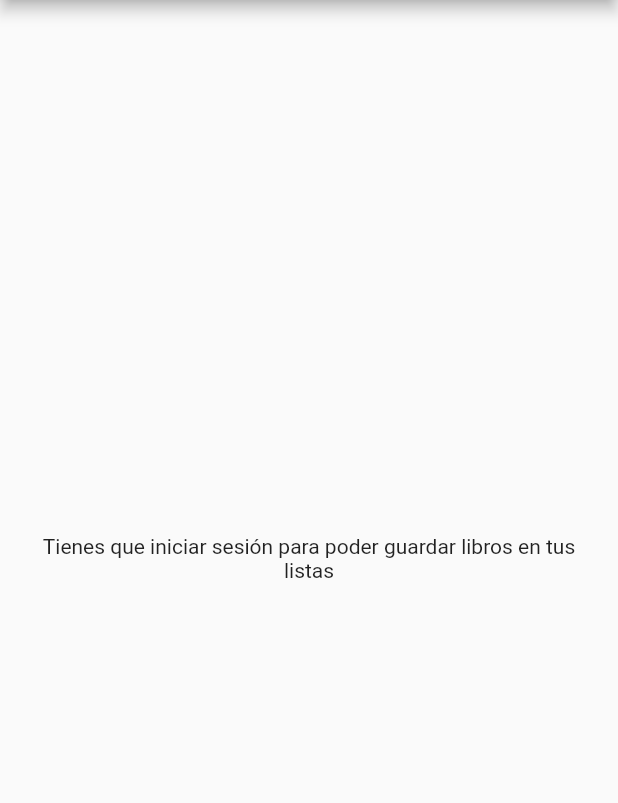
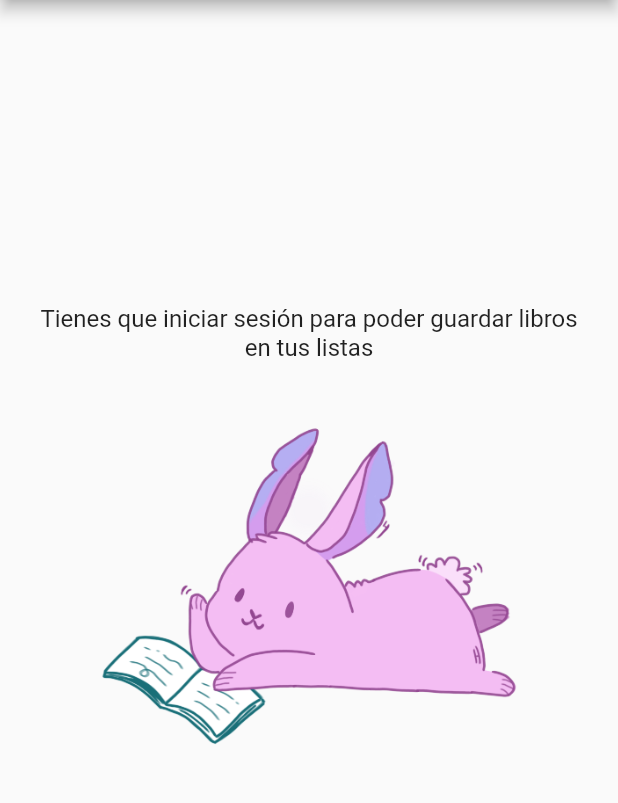
Before and after one commit to rodrigo-zamora/Libgloss, a Flutter app: the BookTracker screen opened by its route, on a phone screen of 412 x 824 dp, the part 120-923 px from its top. Run offline on Flutter 3.47's test engine with Material 2 defaults, Android fonts, the phone set to English and light mode, and no system bars; our stand-ins replace animated_text_kit, bloc, cached_network_image, cloud_firestore, equatable, firebase_auth and 10 more; missing offline and left inert: mobile_scanner; accounts and stored records are empty; network calls fail; project files that could hold a hidden picture were left out.

Commit message:
Added bunny for book tracker

```diff
--- a/libgloss/lib/screens/features/web_view.dart
+++ b/libgloss/lib/screens/features/web_view.dart
@@ -4,7 +4,7 @@ import 'dart:io';
 import 'package:flutter/material.dart';
 import 'package:flutter/services.dart';
 
-import 'package:share_plus/share_plus.dart';
+//import 'package:share_plus/share_plus.dart';
 import 'package:webview_flutter/webview_flutter.dart';
 
 import '../../config/colors.dart';
@@ -61,7 +61,7 @@ class _WebViewPageState extends State<WebViewPage> {
         backgroundColor: _secondaryColor,
         onPressed: () async {
           final String url = _args["url"];
-          Share.share(url);
+          //Share.share(url);
         },
         child: const Icon(Icons.share),
       ),
--- a/libgloss/lib/screens/tracker/book_tracker.dart
+++ b/libgloss/lib/screens/tracker/book_tracker.dart
@@ -96,10 +96,23 @@ class BookTracker extends StatelessWidget {
         ),
         body: Center(
           child: Padding(
-            padding: const EdgeInsets.all(24.0),
-            child: Text(
-              "Tienes que iniciar sesión para poder guardar libros en tus listas",
-              textAlign: TextAlign.center,
+            padding: EdgeInsets.all(24.0),
+            child: Column(
+              crossAxisAlignment: CrossAxisAlignment.center,
+              mainAxisAlignment: MainAxisAlignment.center,
+              children: [
+                Text(
+                  "Tienes que iniciar sesión para poder guardar libros en tus listas",
+                  textAlign: TextAlign.center,
+                  style: TextStyle(
+                    fontSize: 16,
+                  ),
+                ),
+                Image.asset(
+                  "assets/images/special/purple_reading_bunny.png",
+                  height: 300,
+                )
+              ],
             ),
           ),
         ),
--- a/libgloss/pubspec.yaml
+++ b/libgloss/pubspec.yaml
@@ -39,7 +39,7 @@ dependencies:
   shared_preferences: ^2.0.15
   mobile_scanner: ^2.0.0
   webview_flutter: ^3.0.4
-  share_plus: ^6.1.0
+  #share_plus: ^6.1.0
   equatable: ^2.0.5
 
   # UI Widgets
@@ -104,6 +104,8 @@ flutter:
       # special
       - assets/images/special/not_found.png
       - assets/images/special/not_found_e.png
+      - assets/images/special/green_reading_bunny.png
+      - assets/images/special/purple_reading_bunny.png
 
   # An image asset can refer to one or more resolution-specific "variants", see
   # https://flutter.dev/assets-and-images/#resolution-aware
```
Also changed, not shown: libgloss/assets/images/special/green_reading_bunny.png (added), libgloss/assets/images/special/purple_reading_bunny.png (added), libgloss/pubspec.lock.
